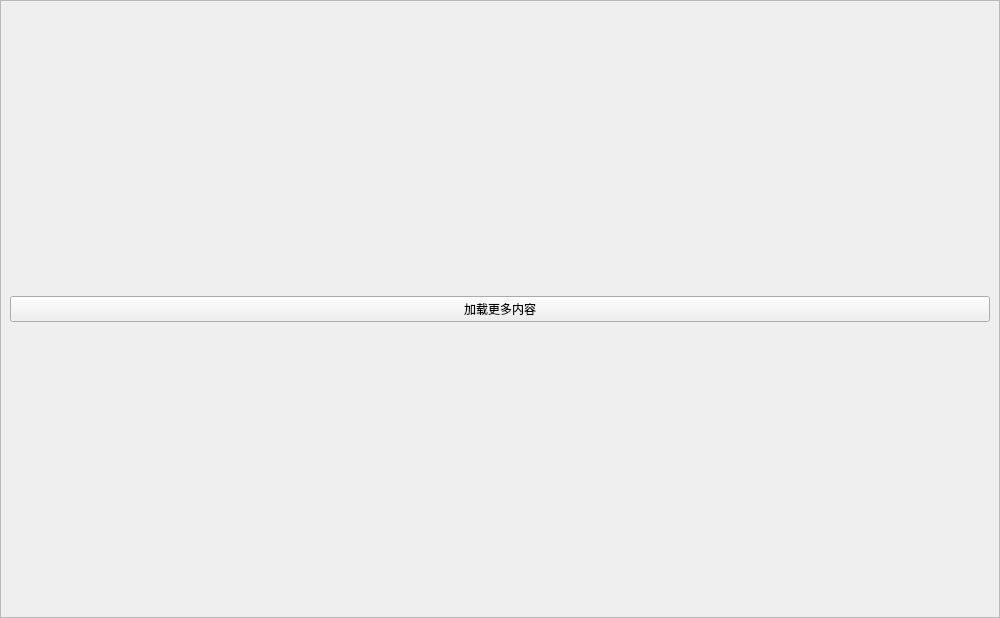
Above: FMCL/Functions/News/News.ui from 1604042736/FMCL before the change. Below: the same form after it.
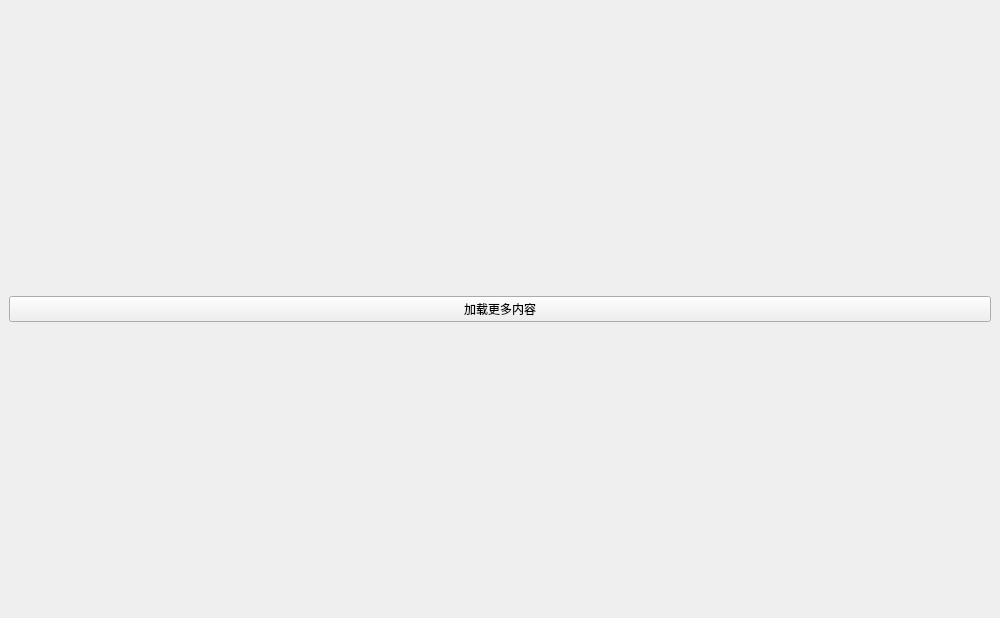
That is the form after the change. Custom widgets are drawn as their Qt base class.

```diff
--- a/FMCL/Functions/News/News.ui
+++ b/FMCL/Functions/News/News.ui
@@ -30,7 +30,12 @@
     <number>0</number>
    </property>
    <item row="0" column="0">
-    <widget class="QScrollArea" name="scrollArea">
+    <widget class="ScrollArea" name="scrollArea">
+     <property name="styleSheet">
+      <string notr="true">QScrollArea{
+	border:none;
+}</string>
+     </property>
      <property name="widgetResizable">
       <bool>true</bool>
      </property>
@@ -39,8 +44,8 @@
        <rect>
         <x>0</x>
         <y>0</y>
-        <width>998</width>
-        <height>616</height>
+        <width>1000</width>
+        <height>618</height>
        </rect>
       </property>
       <layout class="QGridLayout" name="gl_scrollarea">
@@ -66,6 +71,12 @@
    <extends>QPushButton</extends>
    <header>qfluentwidgets</header>
   </customwidget>
+  <customwidget>
+   <class>ScrollArea</class>
+   <extends>QScrollArea</extends>
+   <header>qfluentwidgets</header>
+   <container>1</container>
+  </customwidget>
  </customwidgets>
  <resources/>
  <connections/>
```
